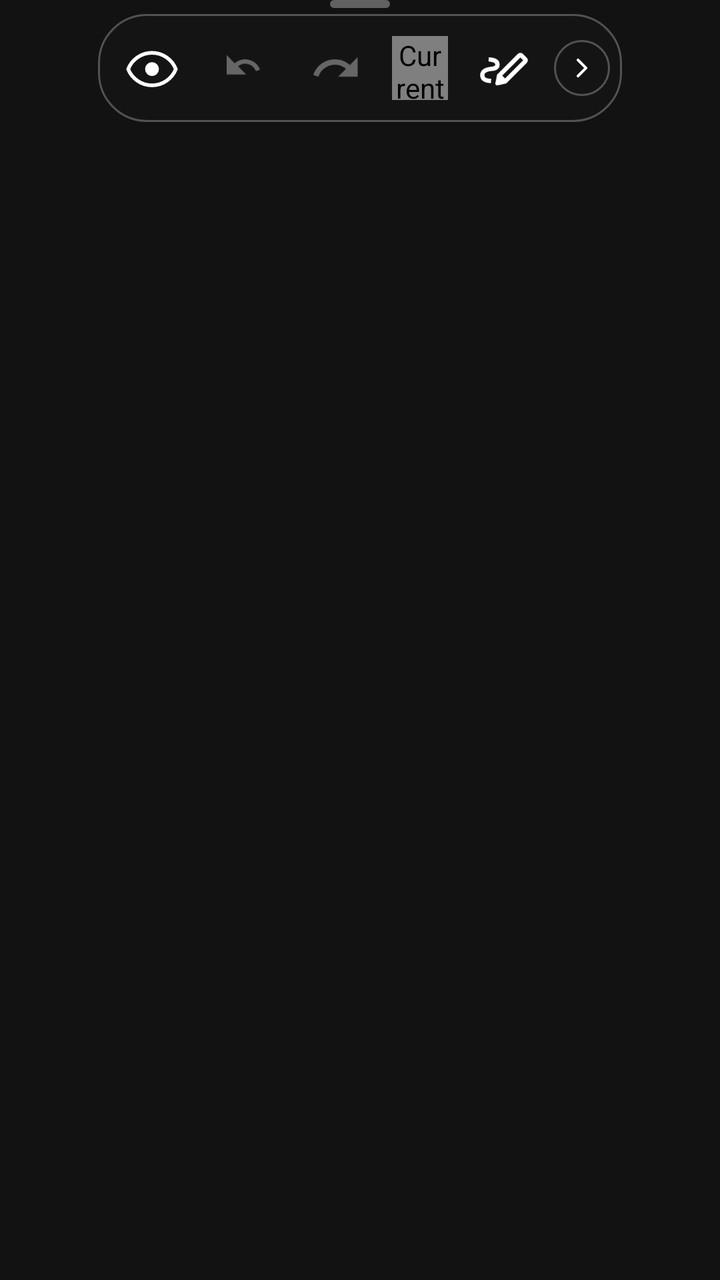
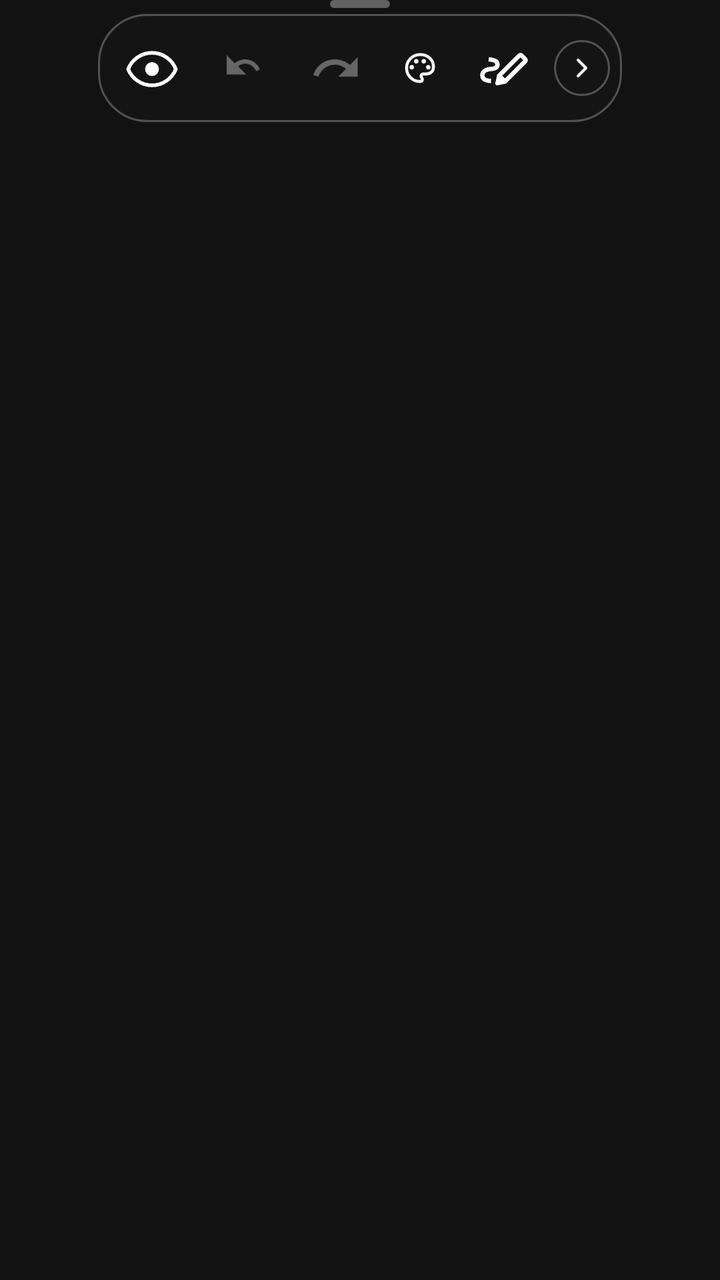

Screens rendered from an Android XML layout before and after an edit, with the pre-edit source and the edit as a unified diff.
<!-- AndroidManifest.xml: application theme Theme.DrawAnywhere -->
<!-- res/layout/overlay_toolbar_horizontal.xml -->
<?xml version="1.0" encoding="utf-8"?>
<LinearLayout
    xmlns:android="http://schemas.android.com/apk/res/android"
    android:layout_width="wrap_content"
    android:layout_height="wrap_content"
    android:orientation="vertical"
    android:gravity="center_horizontal">

    <View
        android:layout_width="30dp"
        android:layout_height="4dp"
        android:background="@drawable/bg_grip_handle"
        android:layout_marginBottom="3dp" />

    <LinearLayout
        android:id="@+id/toolbar_content_row"
        android:layout_width="wrap_content"
        android:layout_height="wrap_content"
        android:orientation="horizontal"
        android:gravity="center_vertical"
        android:background="@drawable/bg_toolbar"
        android:paddingStart="4dp"
        android:paddingEnd="4dp"
        android:paddingTop="4dp"
        android:paddingBottom="4dp"
        android:elevation="8dp">

        <ImageView
            android:id="@+id/btn_hide"
            android:layout_width="46dp"
            android:layout_height="46dp"
            android:padding="10dp"
            android:src="@drawable/ic_eye"
            android:tint="@color/toolbar_icon_default"
            android:scaleType="fitCenter"
            android:background="@android:color/transparent"
            android:clickable="true"
            android:focusable="true"
            android:contentDescription="@string/cd_btn_hide" />

        <ImageView
            android:id="@+id/btn_undo"
            android:layout_width="46dp"
            android:layout_height="46dp"
            android:padding="10dp"
            android:src="@drawable/ic_undo"
            android:tint="@color/toolbar_icon_default"
            android:scaleType="fitCenter"
            android:background="@android:color/transparent"
            android:clickable="true"
            android:focusable="true"
            android:alpha="0.35"
            android:enabled="false"
            android:contentDescription="@string/cd_btn_undo" />

        <ImageView
            android:id="@+id/btn_redo"
            android:layout_width="46dp"
            android:layout_height="46dp"
            android:padding="10dp"
            android:src="@drawable/ic_redo"
            android:tint="@color/toolbar_icon_default"
            android:scaleType="fitCenter"
            android:background="@android:color/transparent"
            android:clickable="true"
            android:focusable="true"
            android:alpha="0.35"
            android:enabled="false"
            android:contentDescription="Redo" />

        <com.drawanywhere.app.ColorDropView
            android:id="@+id/view_color_dot"
            android:layout_width="28dp"
            android:layout_height="32dp"
            android:layout_marginStart="5dp"
            android:layout_marginEnd="5dp"
            android:clickable="true"
            android:focusable="true"
            android:contentDescription="@string/cd_color_dot" />

        <ImageView
            android:id="@+id/btn_tools"
            android:layout_width="46dp"
            android:layout_height="46dp"
            android:padding="10dp"
            android:src="@drawable/ic_pen"
            android:tint="@color/toolbar_icon_default"
            android:scaleType="fitCenter"
            android:background="@android:color/transparent"
            android:clickable="true"
            android:focusable="true"
            android:contentDescription="@string/cd_btn_tools" />

        
        <FrameLayout
            android:id="@+id/btn_collapse_arrow_container"
            android:layout_width="28dp"
            android:layout_height="28dp"
            android:layout_marginStart="2dp"
            android:layout_marginEnd="2dp"
            android:background="@drawable/bg_collapse_pill">
            <ImageView
                android:id="@+id/btn_collapse_arrow"
                android:layout_width="match_parent"
                android:layout_height="match_parent"
                android:padding="6dp"
                android:src="@drawable/ic_chevron_right"
                android:tint="@color/toolbar_icon_default"
                android:scaleType="fitCenter"
                android:clickable="true"
                android:focusable="true"
                android:contentDescription="@string/cd_btn_collapse" />
        </FrameLayout>

        <View
            android:id="@+id/toolbar_divider"
            android:layout_width="1dp"
            android:layout_height="26dp"
            android:background="@color/toolbar_divider"
            android:layout_marginStart="2dp"
            android:layout_marginEnd="2dp"
            android:visibility="gone" />

        <HorizontalScrollView
            android:id="@+id/toolbar_scroll_container"
            android:layout_width="wrap_content"
            android:layout_height="wrap_content"
            android:scrollbars="none"
            android:overScrollMode="never"
            android:requiresFadingEdge="horizontal"
            android:fadingEdgeLength="@dimen/toolbar_fading_edge_length"
            android:visibility="gone">

            <LinearLayout
                android:id="@+id/toolbar_scroll_inner"
                android:layout_width="wrap_content"
                android:layout_height="wrap_content"
                android:orientation="horizontal"
                android:gravity="center_vertical">

                <ImageView
                    android:id="@+id/btn_add_image"
                    android:layout_width="46dp"
                    android:layout_height="46dp"
                    android:padding="10dp"
                    android:src="@drawable/ic_image"
                    android:tint="@color/toolbar_icon_default"
                    android:scaleType="fitCenter"
                    android:background="@android:color/transparent"
                    android:clickable="true"
                    android:focusable="true"
                    android:contentDescription="@string/cd_btn_image" />

                <ImageView
                    android:id="@+id/btn_finger"
                    android:layout_width="46dp"
                    android:layout_height="46dp"
                    android:padding="10dp"
                    android:src="@drawable/ic_finger"
                    android:tint="@color/toolbar_icon_default"
                    android:scaleType="fitCenter"
                    android:background="@android:color/transparent"
                    android:clickable="true"
                    android:focusable="true"
                    android:contentDescription="@string/cd_btn_finger" />

                <ImageView
                    android:id="@+id/btn_settings"
                    android:layout_width="46dp"
                    android:layout_height="46dp"
                    android:padding="10dp"
                    android:src="@drawable/ic_settings"
                    android:tint="@color/toolbar_icon_default"
                    android:scaleType="fitCenter"
                    android:background="@android:color/transparent"
                    android:clickable="true"
                    android:focusable="true"
                    android:contentDescription="@string/cd_btn_settings" />

            </LinearLayout>
        </HorizontalScrollView>

    </LinearLayout>

</LinearLayout>
<!-- resources referenced by this layout -->
<resources>
  <color name="toolbar_divider">#44FFFFFF</color>
  <color name="toolbar_icon_default">#FFFFFFFF</color>
  <dimen name="toolbar_fading_edge_length">18dp</dimen>
  <!-- drawable bg_collapse_pill (drawable) -->
  <?xml version="1.0" encoding="utf-8"?>
  <shape xmlns:android="http://schemas.android.com/apk/res/android"
      android:shape="oval">
      <solid android:color="@color/toolbar_bg" />
      <stroke
          android:width="1dp"
          android:color="@color/toolbar_divider" />
  </shape>
  <!-- drawable bg_grip_handle (drawable) -->
  <?xml version="1.0" encoding="utf-8"?>
  <shape xmlns:android="http://schemas.android.com/apk/res/android"
      android:shape="rectangle">
      <solid android:color="#55FFFFFF" />
      <corners android:radius="3dp" />
  </shape>
  <!-- drawable bg_toolbar (drawable) -->
  <?xml version="1.0" encoding="utf-8"?>
  <shape xmlns:android="http://schemas.android.com/apk/res/android"
      android:shape="rectangle">
  
      <solid android:color="@color/toolbar_bg" />
  
      <corners android:radius="24dp" />
  
      <stroke
          android:width="1dp"
          android:color="@color/toolbar_divider" />
  
  </shape>
  <string name="cd_btn_collapse">Collapse or expand toolbar</string>
  <string name="cd_btn_finger">Toggle touch pass-through</string>
  <string name="cd_btn_hide">Hide or show canvas</string>
  <string name="cd_btn_image">Add image from gallery</string>
  <string name="cd_btn_settings">Open settings</string>
  <string name="cd_btn_tools">Select drawing tool</string>
  <string name="cd_btn_undo">Undo last stroke</string>
  <string name="cd_color_dot">Current drawing color</string>
  <color name="toolbar_bg">#E8141414</color>
  <color name="colorPrimary">#FFB73A3A</color>
  <color name="colorPrimaryVariant">#FF8B0000</color>
  <color name="colorOnPrimary">#FFFFFFFF</color>
  <color name="colorSecondary">#FF444444</color>
  <color name="colorOnSecondary">#FFFFFFFF</color>
  <color name="colorError">#FFCF6679</color>
  <color name="colorOnError">#FF000000</color>
  <color name="colorSurface">#FF1C1C1C</color>
  <color name="colorOnSurface">#FFFFFFFF</color>
  <color name="colorBackground">#FF121212</color>
  <!-- unchanged entries left out for length: 9 -->
</resources>

<!-- the commit's change to res/layout/overlay_toolbar_horizontal.xml (unified diff, before → after) -->
@@ -68,12 +68,17 @@
             android:enabled="false"
             android:contentDescription="Redo" />
 
-        <com.drawanywhere.app.ColorDropView
+        
+        <ImageView
             android:id="@+id/view_color_dot"
             android:layout_width="28dp"
             android:layout_height="32dp"
             android:layout_marginStart="5dp"
             android:layout_marginEnd="5dp"
+            android:padding="5dp"
+            android:src="@drawable/ic_palette"
+            android:scaleType="fitCenter"
+            android:background="@android:color/transparent"
             android:clickable="true"
             android:focusable="true"
             android:contentDescription="@string/cd_color_dot" />
@@ -98,7 +103,9 @@
             android:layout_height="28dp"
             android:layout_marginStart="2dp"
             android:layout_marginEnd="2dp"
-            android:background="@drawable/bg_collapse_pill">
+            android:background="@drawable/bg_collapse_pill"
+            android:clickable="true"
+            android:focusable="true">
             <ImageView
                 android:id="@+id/btn_collapse_arrow"
                 android:layout_width="match_parent"
@@ -107,8 +114,6 @@
                 android:src="@drawable/ic_chevron_right"
                 android:tint="@color/toolbar_icon_default"
                 android:scaleType="fitCenter"
-                android:clickable="true"
-                android:focusable="true"
                 android:contentDescription="@string/cd_btn_collapse" />
         </FrameLayout>
 
<!-- resource entries referenced after the edit -->
@@ -33,6 +33,17 @@
           android:color="@color/toolbar_divider" />
   
   </shape>
+  <!-- drawable ic_palette (drawable) -->
+  <?xml version="1.0" encoding="utf-8"?>
+  <vector xmlns:android="http://schemas.android.com/apk/res/android"
+      android:width="24dp"
+      android:height="24dp"
+      android:viewportWidth="960"
+      android:viewportHeight="960">
+    <path
+        android:fillColor="@android:color/white"
+        android:pathData="M480,880Q398,880 325,848.5Q252,817 197.5,762.5Q143,708 111.5,635Q80,562 80,480Q80,397 112.5,324Q145,251 200.5,197Q256,143 330,111.5Q404,80 488,80Q568,80 639,107.5Q710,135 763.5,183.5Q817,232 848.5,298.5Q880,365 880,442Q880,557 810,618.5Q740,680 640,680L566,680Q557,680 553.5,685Q550,690 550,696Q550,708 565,730.5Q580,753 580,782Q580,832 552.5,856Q525,880 480,880ZM303,503Q320,486 320,460Q320,434 303,417Q286,400 260,400Q234,400 217,417Q200,434 200,460Q200,486 217,503Q234,520 260,520Q286,520 303,503ZM423,343Q440,326 440,300Q440,274 423,257Q406,240 380,240Q354,240 337,257Q320,274 320,300Q320,326 337,343Q354,360 380,360Q406,360 423,343ZM623,343Q640,326 640,300Q640,274 623,257Q606,240 580,240Q554,240 537,257Q520,274 520,300Q520,326 537,343Q554,360 580,360Q606,360 623,343ZM743,503Q760,486 760,460Q760,434 743,417Q726,400 700,400Q674,400 657,417Q640,434 640,460Q640,486 657,503Q674,520 700,520Q726,520 743,503ZM480,800Q489,800 494.5,795Q500,790 500,782Q500,768 485,749Q470,730 470,692Q470,650 499,625Q528,600 570,600L640,600Q706,600 753,561.5Q800,523 800,442Q800,321 707.5,240.5Q615,160 488,160Q352,160 256,253Q160,346 160,480Q160,613 253.5,706.5Q347,800 480,800Z"/>
+  </vector>
   <string name="cd_btn_collapse">Collapse or expand toolbar</string>
   <string name="cd_btn_finger">Toggle touch pass-through</string>
   <string name="cd_btn_hide">Hide or show canvas</string>
